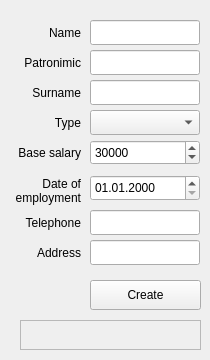
Before: the Qt Designer form src/forms/createworkerform.ui in bspotf/workersbase, drawn with Qt 5.
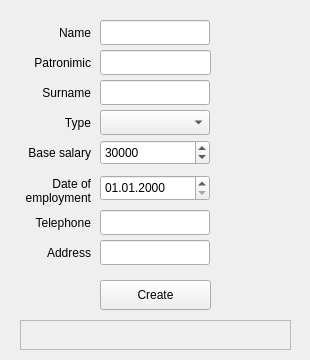
After: the same form once the commit is applied.

Commit message: refactored create form

Patch:
```diff
--- a/src/forms/createworkerform.ui
+++ b/src/forms/createworkerform.ui
@@ -6,7 +6,7 @@
    <rect>
     <x>0</x>
     <y>0</y>
-    <width>210</width>
+    <width>310</width>
     <height>360</height>
    </rect>
   </property>
@@ -16,7 +16,7 @@
   <widget class="QPushButton" name="pushButton">
    <property name="geometry">
     <rect>
-     <x>90</x>
+     <x>100</x>
      <y>280</y>
      <width>111</width>
      <height>30</height>
@@ -29,7 +29,7 @@
   <widget class="QLineEdit" name="lineEditName">
    <property name="geometry">
     <rect>
-     <x>90</x>
+     <x>100</x>
      <y>20</y>
      <width>110</width>
      <height>25</height>
@@ -39,9 +39,9 @@
   <widget class="QLineEdit" name="lineEditPatronimic">
    <property name="geometry">
     <rect>
-     <x>90</x>
+     <x>100</x>
      <y>50</y>
-     <width>110</width>
+     <width>111</width>
      <height>25</height>
     </rect>
    </property>
@@ -49,7 +49,7 @@
   <widget class="QLineEdit" name="lineEditSurname">
    <property name="geometry">
     <rect>
-     <x>90</x>
+     <x>100</x>
      <y>80</y>
      <width>110</width>
      <height>25</height>
@@ -59,7 +59,7 @@
   <widget class="QComboBox" name="comboBoxType">
    <property name="geometry">
     <rect>
-     <x>90</x>
+     <x>100</x>
      <y>110</y>
      <width>110</width>
      <height>25</height>
@@ -69,7 +69,7 @@
   <widget class="QLineEdit" name="lineEditTelephone">
    <property name="geometry">
     <rect>
-     <x>90</x>
+     <x>100</x>
      <y>210</y>
      <width>110</width>
      <height>25</height>
@@ -79,7 +79,7 @@
   <widget class="QLineEdit" name="lineEditAddress">
    <property name="geometry">
     <rect>
-     <x>90</x>
+     <x>100</x>
      <y>240</y>
      <width>110</width>
      <height>25</height>
@@ -89,7 +89,7 @@
   <widget class="QDateEdit" name="dateEditDateOfEmployment">
    <property name="geometry">
     <rect>
-     <x>90</x>
+     <x>100</x>
      <y>175</y>
      <width>110</width>
      <height>26</height>
@@ -102,7 +102,7 @@
   <widget class="QLabel" name="labelName">
    <property name="geometry">
     <rect>
-     <x>20</x>
+     <x>30</x>
      <y>20</y>
      <width>61</width>
      <height>25</height>
@@ -121,7 +121,7 @@
   <widget class="QLabel" name="labelSurname">
    <property name="geometry">
     <rect>
-     <x>20</x>
+     <x>30</x>
      <y>80</y>
      <width>61</width>
      <height>25</height>
@@ -140,7 +140,7 @@
   <widget class="QLabel" name="labelType">
    <property name="geometry">
     <rect>
-     <x>20</x>
+     <x>30</x>
      <y>110</y>
      <width>61</width>
      <height>25</height>
@@ -159,7 +159,7 @@
   <widget class="QLabel" name="labelPatronimic">
    <property name="geometry">
     <rect>
-     <x>20</x>
+     <x>30</x>
      <y>50</y>
      <width>61</width>
      <height>25</height>
@@ -178,7 +178,7 @@
   <widget class="QLabel" name="labelDateOfEmployment">
    <property name="geometry">
     <rect>
-     <x>10</x>
+     <x>20</x>
      <y>175</y>
      <width>71</width>
      <height>31</height>
@@ -198,7 +198,7 @@
   <widget class="QLabel" name="labelBaseSalary">
    <property name="geometry">
     <rect>
-     <x>10</x>
+     <x>20</x>
      <y>140</y>
      <width>71</width>
      <height>25</height>
@@ -217,7 +217,7 @@
   <widget class="QLabel" name="labelAddress">
    <property name="geometry">
     <rect>
-     <x>20</x>
+     <x>30</x>
      <y>240</y>
      <width>61</width>
      <height>25</height>
@@ -236,7 +236,7 @@
   <widget class="QLabel" name="labelTelephone">
    <property name="geometry">
     <rect>
-     <x>20</x>
+     <x>30</x>
      <y>210</y>
      <width>61</width>
      <height>25</height>
@@ -255,7 +255,7 @@
   <widget class="QSpinBox" name="spinBoxSalary">
    <property name="geometry">
     <rect>
-     <x>90</x>
+     <x>100</x>
      <y>140</y>
      <width>110</width>
      <height>25</height>
@@ -276,7 +276,7 @@
     <rect>
      <x>20</x>
      <y>320</y>
-     <width>181</width>
+     <width>271</width>
      <height>30</height>
     </rect>
    </property>
```
The commit also changes 3 other files.
